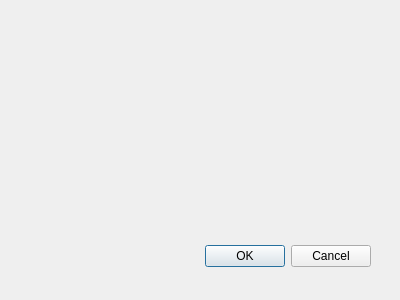
15831944/CNControl, file configurationdialog.ui: the form before one commit.
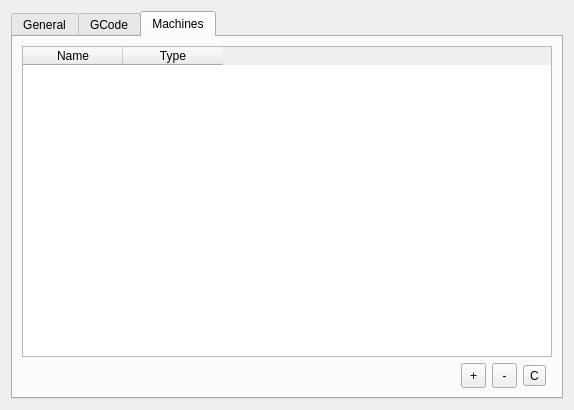
The form after the commit. The open tabs and pages were chosen to show the change.

```diff
--- a/configurationdialog.ui
+++ b/configurationdialog.ui
@@ -6,29 +6,118 @@
    <rect>
     <x>0</x>
     <y>0</y>
-    <width>400</width>
-    <height>300</height>
+    <width>574</width>
+    <height>410</height>
    </rect>
   </property>
   <property name="windowTitle">
    <string>Dialog</string>
   </property>
-  <widget class="QDialogButtonBox" name="buttonBox">
-   <property name="geometry">
-    <rect>
-     <x>30</x>
-     <y>240</y>
-     <width>341</width>
-     <height>32</height>
-    </rect>
-   </property>
-   <property name="orientation">
-    <enum>Qt::Horizontal</enum>
-   </property>
-   <property name="standardButtons">
-    <set>QDialogButtonBox::Cancel|QDialogButtonBox::Ok</set>
-   </property>
-  </widget>
+  <layout class="QGridLayout" name="gridLayout">
+   <item row="0" column="0">
+    <widget class="QTabWidget" name="tabWidget">
+     <property name="currentIndex">
+      <number>0</number>
+     </property>
+     <widget class="QWidget" name="tab">
+      <attribute name="title">
+       <string>General</string>
+      </attribute>
+     </widget>
+     <widget class="QWidget" name="tab_2">
+      <attribute name="title">
+       <string>GCode</string>
+      </attribute>
+     </widget>
+     <widget class="QWidget" name="tab_3">
+      <attribute name="title">
+       <string>Machines</string>
+      </attribute>
+      <layout class="QGridLayout" name="gridLayout_2">
+       <item row="0" column="0" colspan="2">
+        <widget class="QTableWidget" name="machinesTableWidget">
+         <column>
+          <property name="text">
+           <string>Name</string>
+          </property>
+         </column>
+         <column>
+          <property name="text">
+           <string>Type</string>
+          </property>
+         </column>
+        </widget>
+       </item>
+       <item row="1" column="0">
+        <layout class="QHBoxLayout" name="horizontalLayout">
+         <property name="topMargin">
+          <number>0</number>
+         </property>
+         <item>
+          <spacer name="horizontalSpacer">
+           <property name="orientation">
+            <enum>Qt::Horizontal</enum>
+           </property>
+           <property name="sizeHint" stdset="0">
+            <size>
+             <width>40</width>
+             <height>20</height>
+            </size>
+           </property>
+          </spacer>
+         </item>
+         <item>
+          <widget class="QToolButton" name="addMachineToolButton">
+           <property name="minimumSize">
+            <size>
+             <width>25</width>
+             <height>25</height>
+            </size>
+           </property>
+           <property name="maximumSize">
+            <size>
+             <width>25</width>
+             <height>25</height>
+            </size>
+           </property>
+           <property name="text">
+            <string>+</string>
+           </property>
+          </widget>
+         </item>
+         <item>
+          <widget class="QToolButton" name="supprMachineToolButton">
+           <property name="minimumSize">
+            <size>
+             <width>25</width>
+             <height>25</height>
+            </size>
+           </property>
+           <property name="maximumSize">
+            <size>
+             <width>25</width>
+             <height>25</height>
+            </size>
+           </property>
+           <property name="text">
+            <string>-</string>
+           </property>
+          </widget>
+         </item>
+         <item>
+          <widget class="QToolButton" name="configMachineToolButton">
+           <property name="text">
+            <string>C</string>
+           </property>
+          </widget>
+         </item>
+        </layout>
+       </item>
+      </layout>
+     </widget>
+    </widget>
+   </item>
+  </layout>
  </widget>
  <resources/>
  <connections>
```
Left out of the diff: 35 changed lines with no effect on the pictures.
